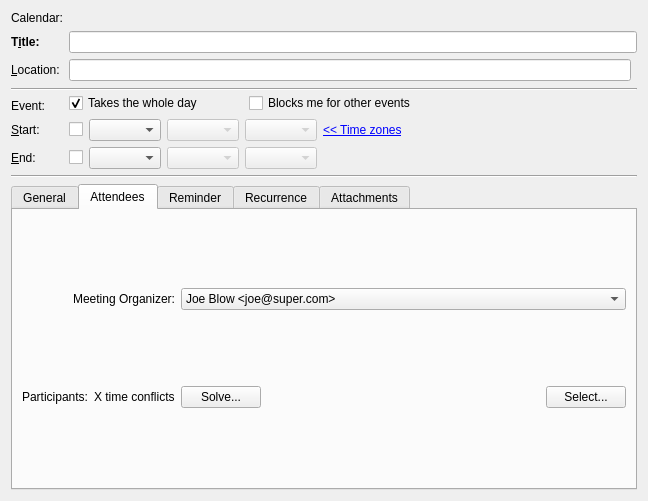
Before: the Qt Designer form incidenceeditors/incidenceeditor-ng/eventortododesktop.ui in chusopr/kdepim-ktimetracker-akonadi, drawn with Qt 5.
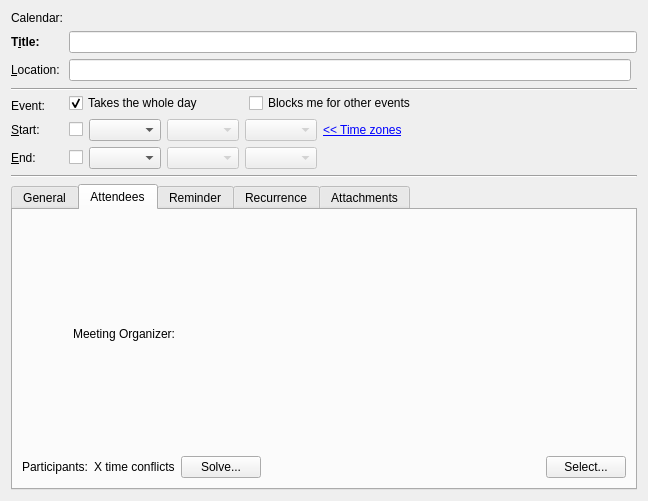
After: the same form once the commit is applied. Custom widgets are drawn as their Qt base class.

Commit message: attendee editor: handle the identity combo internally (rather than in the ui file)

```diff
--- a/incidenceeditors/incidenceeditor-ng/eventortododesktop.ui
+++ b/incidenceeditors/incidenceeditor-ng/eventortododesktop.ui
@@ -507,20 +507,6 @@
          </property>
         </widget>
        </item>
-       <item row="0" column="2">
-        <widget class="QComboBox" name="mOrganizerCombo">
-         <item>
-          <property name="text">
-           <string>Joe Blow &lt;joe@super.com&gt;</string>
-          </property>
-         </item>
-         <item>
-          <property name="text">
-           <string>Identity 2</string>
-          </property>
-         </item>
-        </widget>
-       </item>
        <item row="1" column="0">
         <widget class="QLabel" name="label_5">
          <property name="text">
```
The commit also changes 2 other files.
